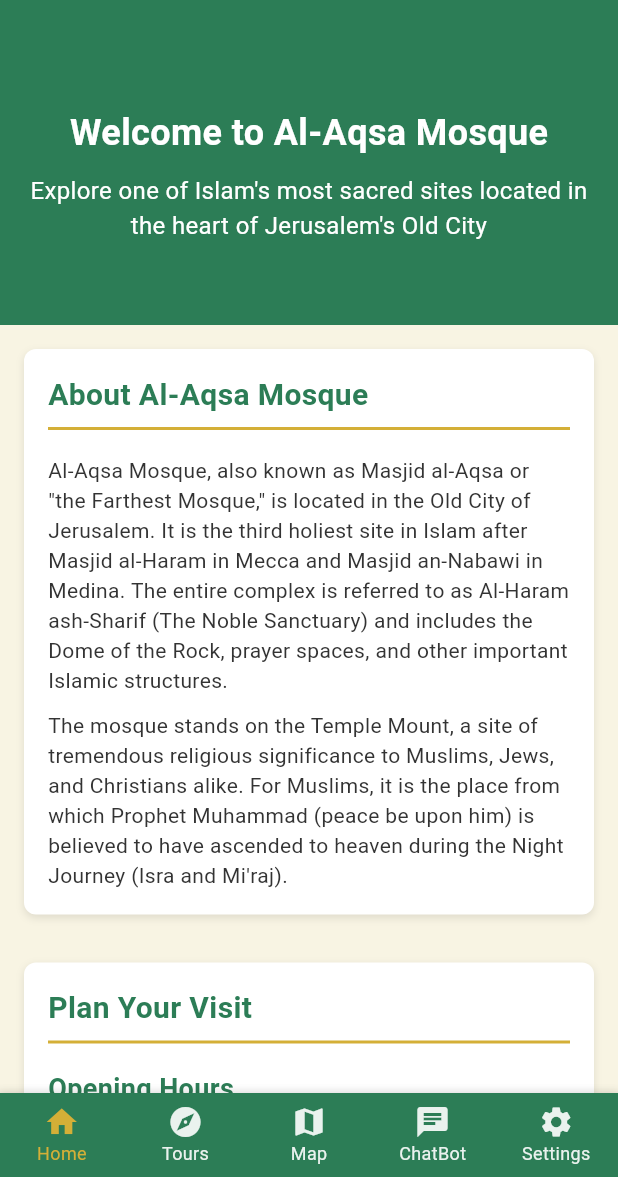
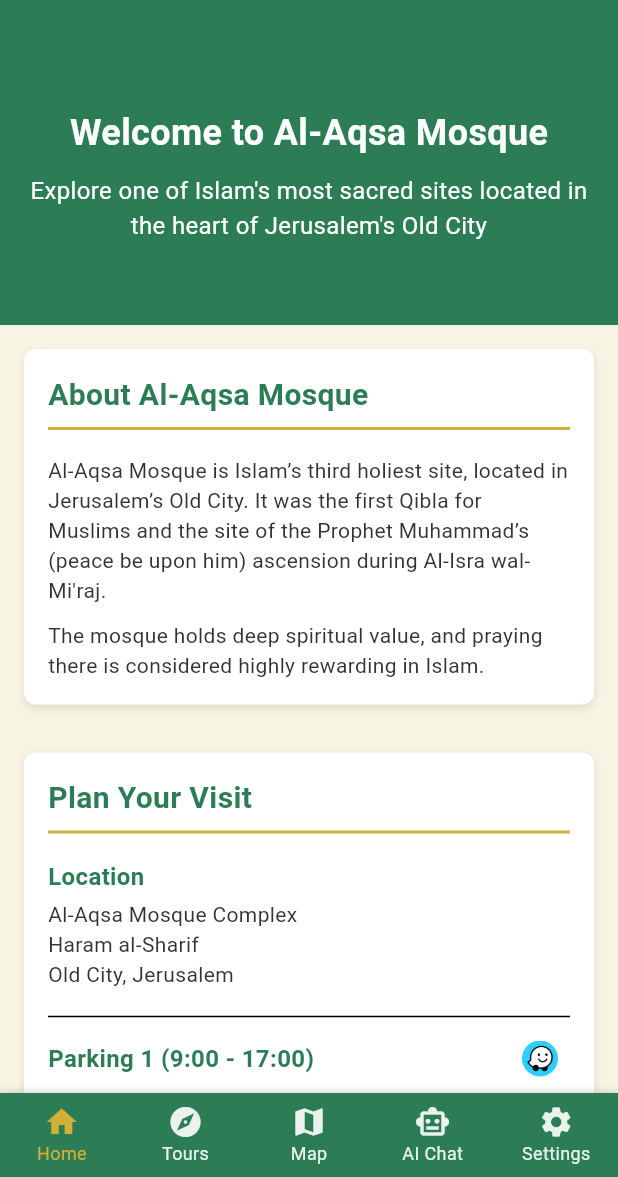
Before and after one commit to othman98shawgan/Al-Aqsa-guide, a Flutter app: the screen it shows after launch, on a phone screen of 412 x 824 dp, the part 59-1236 px from its top. Run offline on Flutter 3.47's test engine with Material 3 defaults, Android fonts, the phone set to English and light mode, and no system bars; our stand-ins replace flutter_dotenv; Roboto replaces fonts that are missing (Segoe UI).

Commit message:
Home Screen refactor

```diff
--- a/lib/main.dart
+++ b/lib/main.dart
@@ -7,7 +7,6 @@
 import 'screens/home_screen.dart';
 import 'screens/tours_screen.dart';
 import 'screens/highlights_screen.dart';
-import 'screens/info_screen.dart';
 import 'screens/settings_screen.dart';
 
 void main() async {
@@ -89,9 +88,8 @@
     HomeScreen(),
     ToursScreen(),
     MapScreen(),
-    // InfoScreen(),
     ChatBotScreen(),
-    SettingsScreen()
+    SettingsScreen(),
   ];
 
   @override
@@ -181,8 +179,8 @@
                 label: 'Map',
               ),
               BottomNavigationBarItem(
-                icon: Icon(Icons.chat),
-                label: 'ChatBot',
+                icon: Icon(Icons.smart_toy_outlined),
+                label: 'AI Chat',
               ),
               BottomNavigationBarItem(
                 icon: Icon(Icons.settings),
--- a/lib/screens/home_screen.dart
+++ b/lib/screens/home_screen.dart
@@ -1,5 +1,6 @@
 //screens/home_screen.dart
 import 'package:flutter/material.dart';
+import 'package:url_launcher/url_launcher.dart';
 import '../widgets/info_card.dart';
 
 class HomeScreen extends StatelessWidget {
@@ -14,7 +15,7 @@
               height: 200,
               width: double.infinity,
               color: Theme.of(context).primaryColor,
-              child: Center(
+              child: const Center(
                 child: Column(
                   mainAxisAlignment: MainAxisAlignment.center,
                   children: [
@@ -28,7 +29,7 @@
                     ),
                     SizedBox(height: 10),
                     Padding(
-                      padding: const EdgeInsets.symmetric(horizontal: 20),
+                      padding: EdgeInsets.symmetric(horizontal: 20),
                       child: Text(
                         'Explore one of Islam\'s most sacred sites located in the heart of Jerusalem\'s Old City',
                         textAlign: TextAlign.center,
@@ -45,15 +46,15 @@
           ),
           InfoCard(
             title: 'About Al-Aqsa Mosque',
-            content: Column(
+            content: const Column(
               crossAxisAlignment: CrossAxisAlignment.start,
               children: [
                 Text(
-                  'Al-Aqsa Mosque, also known as Masjid al-Aqsa or "the Farthest Mosque," is located in the Old City of Jerusalem. It is the third holiest site in Islam after Masjid al-Haram in Mecca and Masjid an-Nabawi in Medina. The entire complex is referred to as Al-Haram ash-Sharif (The Noble Sanctuary) and includes the Dome of the Rock, prayer spaces, and other important Islamic structures.',
+                  'Al-Aqsa Mosque is Islam’s third holiest site, located in Jerusalem’s Old City. It was the first Qibla for Muslims and the site of the Prophet Muhammad’s (peace be upon him) ascension during Al-Isra wal-Mi\'raj.',
                 ),
                 SizedBox(height: 10),
                 Text(
-                  'The mosque stands on the Temple Mount, a site of tremendous religious significance to Muslims, Jews, and Christians alike. For Muslims, it is the place from which Prophet Muhammad (peace be upon him) is believed to have ascended to heaven during the Night Journey (Isra and Mi\'raj).',
+                  'The mosque holds deep spiritual value, and praying there is considered highly rewarding in Islam.',
                 ),
               ],
             ),
@@ -63,14 +64,61 @@
             content: Column(
               crossAxisAlignment: CrossAxisAlignment.start,
               children: [
-                _visitInfoItem(context, 'Opening Hours',
-                    'Sunday - Thursday: 7:30 AM - 11:30 AM, 1:30 PM - 2:30 PM\nFriday: Open for Muslim prayer only\nSaturday: Closed\nNote: Hours may vary during Islamic holidays and Ramadan'),
-                Divider(),
+                _visitInfoItem(context, 'Location', 'Al-Aqsa Mosque Complex\nHaram al-Sharif\nOld City, Jerusalem'),
+                const Divider(),
                 _visitInfoItem(
-                    context, 'Location', 'Al-Aqsa Mosque Complex\nTemple Mount/Haram al-Sharif\nOld City, Jerusalem'),
-                Divider(),
-                _visitInfoItem(context, 'Entrance',
-                    'Non-Muslims: Enter through the Moroccan Gate (Mughrabi Gate)\nMuslims: Can enter through multiple gates\nVisitors should check current entry requirements before visiting'),
+                  context,
+                  'Parking 1 (9:00 - 17:00)',
+                  'Closest to the southern gate.',
+                  wazeUrl: 'https://waze.com/ul?ll=31.7767,35.2345&navigate=yes',
+                ),
+                _visitInfoItem(
+                  context,
+                  'Parking 2 (7:00 - 20:00)',
+                  'Good for early access.',
+                  wazeUrl: 'https://waze.com/ul?ll=31.7777,35.2365&navigate=yes',
+                ),
+                _visitInfoItem(
+                  context,
+                  'Parking 3 (24hrs)',
+                  'Open all day and night.',
+                  wazeUrl: 'https://waze.com/ul?ll=31.7788,35.2373&navigate=yes',
+                ),
+              ],
+            ),
+          ),
+          InfoCard(
+            title: 'Etiquette & Dress Code',
+            content: Column(
+              crossAxisAlignment: CrossAxisAlignment.start,
+              children: [
+                _etiquetteItem('Modest Dress',
+                    'All visitors must dress modestly. For men, long pants and shirts with sleeves are required. For women, long skirts or pants, long-sleeved shirts, and head coverings are necessary.'),
+                _etiquetteItem('Footwear',
+                    'Shoes must be removed before entering prayer areas. Bring socks if you prefer not to walk barefoot.'),
+                _etiquetteItem('Behavior',
+                    'Maintain a quiet, respectful demeanor. Photography is restricted in certain areas. Follow guidance from staff.'),
+                _etiquetteItem('Prayer Times',
+                    'Non-Muslim visitors should be aware that access is restricted during prayer times.'),
+                _etiquetteItem('Physical Contact', 'Avoid physical contact between men and women who are not related.'),
+              ],
+            ),
+          ),
+          InfoCard(
+            title: 'Access & Security',
+            content: const Text(
+                'All visitors must pass through security checkpoints. Bring a valid ID or passport. Entry policies may change according to the political situation, so check current requirements before your visit. Some gates are only accessible to Muslims, while non-Muslims typically enter through the Moroccan Gate.'),
+          ),
+          InfoCard(
+            title: 'Facilities',
+            content: Column(
+              crossAxisAlignment: CrossAxisAlignment.start,
+              children: [
+                _facilityItem('Ablution Areas', 'Available for ritual washing before prayers'),
+                _facilityItem('Restrooms', 'Located near entrance gates'),
+                _facilityItem('Water Fountains', 'Available throughout the complex'),
+                _facilityItem('Limited Seating', 'Primarily in shaded areas'),
+                _facilityItem('No Food Services', 'Eating is not permitted in most areas'),
               ],
             ),
           ),
@@ -79,21 +127,105 @@
     );
   }
 
-  Widget _visitInfoItem(BuildContext context, String title, String details) {
+  Widget _visitInfoItem(BuildContext context, String title, String details, {String? wazeUrl}) {
     return Column(
       crossAxisAlignment: CrossAxisAlignment.start,
       children: [
-        Text(
-          title,
-          style: TextStyle(
-            fontSize: 18,
-            fontWeight: FontWeight.bold,
-            color: Theme.of(context).primaryColor,
-          ),
+        Row(
+          crossAxisAlignment: CrossAxisAlignment.center,
+          children: [
+            Expanded(
+              child: Text(
+                title,
+                style: TextStyle(
+                  fontSize: 16,
+                  fontWeight: FontWeight.bold,
+                  color: Theme.of(context).primaryColor,
+                ),
+              ),
+            ),
+            if (wazeUrl != null)
+              Material(
+                color: Colors.transparent,
+                child: InkWell(
+                  borderRadius: BorderRadius.circular(30),
+                  onTap: () async {
+                    final wazeUrlParsed = Uri.parse(wazeUrl);
+                    await launchUrl(wazeUrlParsed, mode: LaunchMode.externalApplication);
+                  },
+                  child: Padding(
+                    padding: const EdgeInsets.all(8.0),
+                    child: ClipOval(
+                      child: Image.asset(
+                        'assets/images/waze_icon.png',
+                        height: 24,
+                        width: 24,
+                        fit: BoxFit.cover,
+                      ),
+                    ),
+                  ),
+                ),
+              ),
+          ],
         ),
-        SizedBox(height: 5),
+        const SizedBox(height: 4),
         Text(details),
+        const SizedBox(height: 10),
       ],
     );
   }
+
+  Widget _etiquetteItem(String title, String description) {
+    return Padding(
+      padding: const EdgeInsets.only(bottom: 8.0),
+      child: Row(
+        crossAxisAlignment: CrossAxisAlignment.start,
+        children: [
+          const Icon(Icons.check_circle, color: Color(0xFF2C7D56), size: 20),
+          const SizedBox(width: 8),
+          Expanded(
+            child: Column(
+              crossAxisAlignment: CrossAxisAlignment.start,
+              children: [
+                Text(
+                  title,
+                  style: const TextStyle(fontWeight: FontWeight.bold),
+                ),
+                Text(description),
+              ],
+            ),
+          ),
+        ],
+      ),
+    );
+  }
+
+  Widget _facilityItem(String title, String description) {
+    return Padding(
+      padding: const EdgeInsets.only(bottom: 8.0),
+      child: Row(
+        crossAxisAlignment: CrossAxisAlignment.start,
+        children: [
+          const Icon(Icons.arrow_right, color: Color(0xFF2C7D56), size: 20),
+          const SizedBox(width: 8),
+          Expanded(
+            child: RichText(
+              text: TextSpan(
+                children: [
+                  TextSpan(
+                    text: '$title: ',
+                    style: const TextStyle(fontWeight: FontWeight.bold, color: Color(0xFF333333)),
+                  ),
+                  TextSpan(
+                    text: description,
+                    style: const TextStyle(color: Color(0xFF333333)),
+                  ),
+                ],
+              ),
+            ),
+          ),
+        ],
+      ),
+    );
+  }
 }
--- a/lib/screens/landmark_detail_screen.dart
+++ b/lib/screens/landmark_detail_screen.dart
@@ -1,6 +1,6 @@
 import 'package:flutter/material.dart';
 import '../models/landmark.dart';
-import 'chatbot_screen.dart'; // 👈 make sure this is correct
+import 'chatbot_screen.dart';
 
 class LandmarkDetailScreen extends StatelessWidget {
   final Landmark landmark;
--- a/pubspec.yaml
+++ b/pubspec.yaml
@@ -18,6 +18,7 @@
   flutter_svg: ^1.0.3  # For SVG support
   flutter_dotenv: ^5.1.0
   http: ^0.13.6
+  url_launcher: ^6.2.5
 
 dev_dependencies:
   flutter_test:
```
Also changed, not shown: lib/screens/info_screen.dart (deleted, +0 -135 lines), assets/images/waze_icon.png (added), pubspec.lock.
